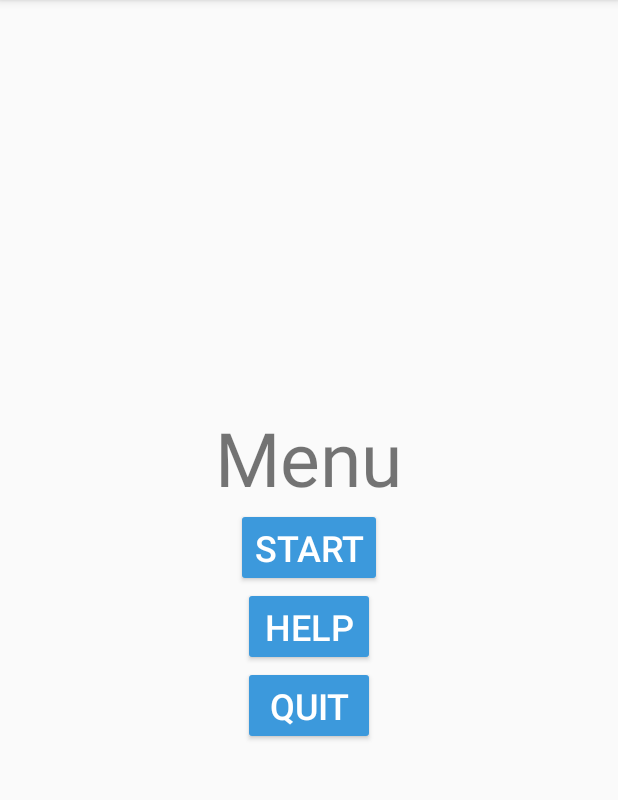
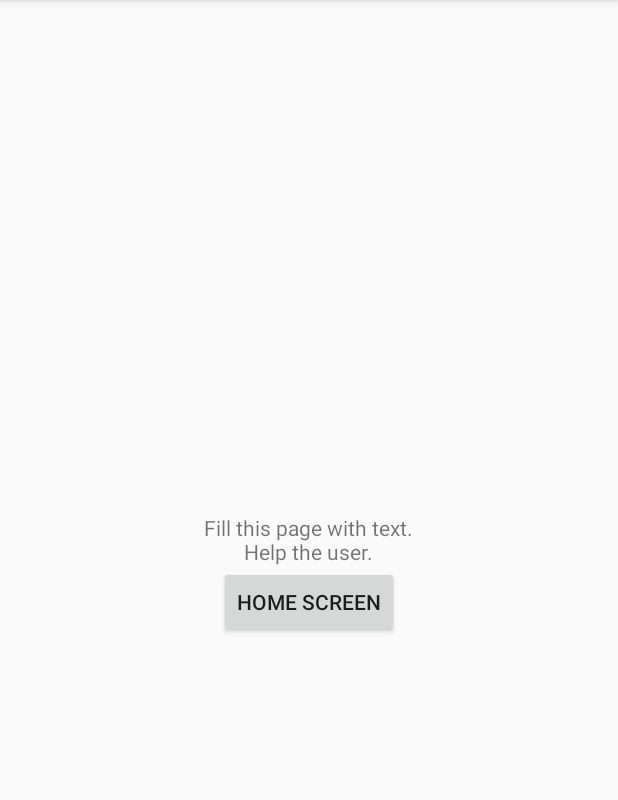
Before and after one commit to Eli-Drew/Revised567Project, an Android app: the screen it shows after launch (MainActivity before the commit, HelpActivity after it), after a tap on "HELP", on a phone screen of 412 x 824 dp, the part 84-884 px from its top. Run offline under Robolectric (Android 15) with nearby library versions, the phone set to English and light mode, and no system bars.

Commit message:
help button works. fill the help_activity.xml page to look like a help screen.

```diff
--- a/app/src/main/AndroidManifest.xml
+++ b/app/src/main/AndroidManifest.xml
@@ -9,6 +9,7 @@
         android:roundIcon="@mipmap/ic_name_round"
         android:supportsRtl="true"
         android:theme="@style/AppTheme">
+        <activity android:name=".HelpActivity"/>
         <activity android:name=".LanguageSelect"/>
         <activity android:name=".DifficultySelect"/>
         <activity android:name=".QuestionActivity"/>
--- /dev/null
+++ b/app/src/main/java/com/eli/android/revised567project/HelpActivity.kt
@@ -0,0 +1,24 @@
+package com.eli.android.revised567project
+
+import android.content.Intent
+import android.os.Bundle
+import android.os.PersistableBundle
+import android.widget.Button
+import androidx.appcompat.app.AppCompatActivity
+
+class HelpActivity : AppCompatActivity() {
+
+    private lateinit var homeButton: Button
+
+    override fun onCreate(savedInstanceState: Bundle?) {
+        super.onCreate(savedInstanceState)
+        setContentView(R.layout.help_activity)
+
+        homeButton = findViewById(R.id.help_home_return)
+
+        homeButton.setOnClickListener {
+            val homeIntent = Intent(this, MainActivity::class.java)
+            startActivity(homeIntent)
+        }
+    }
+}
--- a/app/src/main/java/com/eli/android/revised567project/MainActivity.kt
+++ b/app/src/main/java/com/eli/android/revised567project/MainActivity.kt
@@ -25,8 +25,8 @@ class MainActivity : AppCompatActivity() {
         } // end  of menuStartButton
 
         menuHelpButton.setOnClickListener {
-            val intent = Intent()
-            startActivity(intent)
+            val helpIntent = Intent(this, HelpActivity::class.java)
+            startActivity(helpIntent)
         } // end of menuHelpButton
 
         menuQuitButton.setOnClickListener {
--- /dev/null
+++ b/app/src/main/res/layout/help_activity.xml
@@ -0,0 +1,20 @@
+<?xml version="1.0" encoding="utf-8"?>
+<LinearLayout xmlns:android="http://schemas.android.com/apk/res/android"
+    android:orientation="vertical"
+    android:layout_width="match_parent"
+    android:layout_height="match_parent"
+    android:gravity="center">
+
+    <TextView
+        android:layout_width="wrap_content"
+        android:layout_height="wrap_content"
+        android:text="Fill this page with text.\nHelp the user."
+        android:gravity="center"/>
+
+    <Button
+        android:layout_width="wrap_content"
+        android:layout_height="wrap_content"
+        android:text="@string/return_home"
+        android:id="@+id/help_home_return"/>
+
+</LinearLayout>
```
